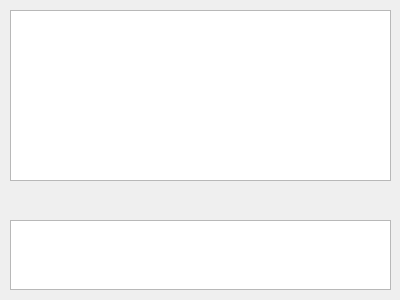
Qt form rundialog.ui (sibilu-01/C-and-Qt-project) before a commit.
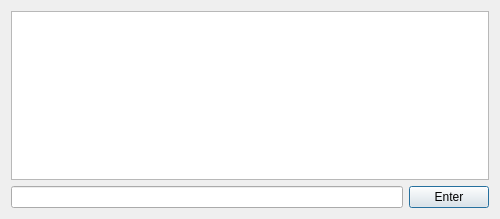
The same form after that commit.

Diff of the .ui file:
```diff
--- a/rundialog.ui
+++ b/rundialog.ui
@@ -6,33 +6,35 @@
    <rect>
     <x>0</x>
     <y>0</y>
-    <width>400</width>
-    <height>300</height>
+    <width>500</width>
+    <height>219</height>
    </rect>
   </property>
   <property name="windowTitle">
    <string>Dialog</string>
   </property>
-  <widget class="QTextEdit" name="textEdit">
-   <property name="geometry">
-    <rect>
-     <x>10</x>
-     <y>10</y>
-     <width>381</width>
-     <height>171</height>
-    </rect>
-   </property>
-  </widget>
-  <widget class="QTextEdit" name="textEdit_2">
-   <property name="geometry">
-    <rect>
-     <x>10</x>
-     <y>220</y>
-     <width>381</width>
-     <height>70</height>
-    </rect>
-   </property>
-  </widget>
+  <layout class="QGridLayout" name="gridLayout">
+   <item row="1" column="1">
+    <widget class="QPushButton" name="pushButton">
+     <property name="text">
+      <string>Enter</string>
+     </property>
+    </widget>
+   </item>
+   <item row="1" column="0">
+    <widget class="QLineEdit" name="lineEdit"/>
+   </item>
+   <item row="0" column="0" colspan="2">
+    <widget class="QPlainTextEdit" name="plainTextEdit">
+     <property name="undoRedoEnabled">
+      <bool>false</bool>
+     </property>
+     <property name="readOnly">
+      <bool>true</bool>
+     </property>
+    </widget>
+   </item>
+  </layout>
  </widget>
  <resources/>
  <connections/>
```
